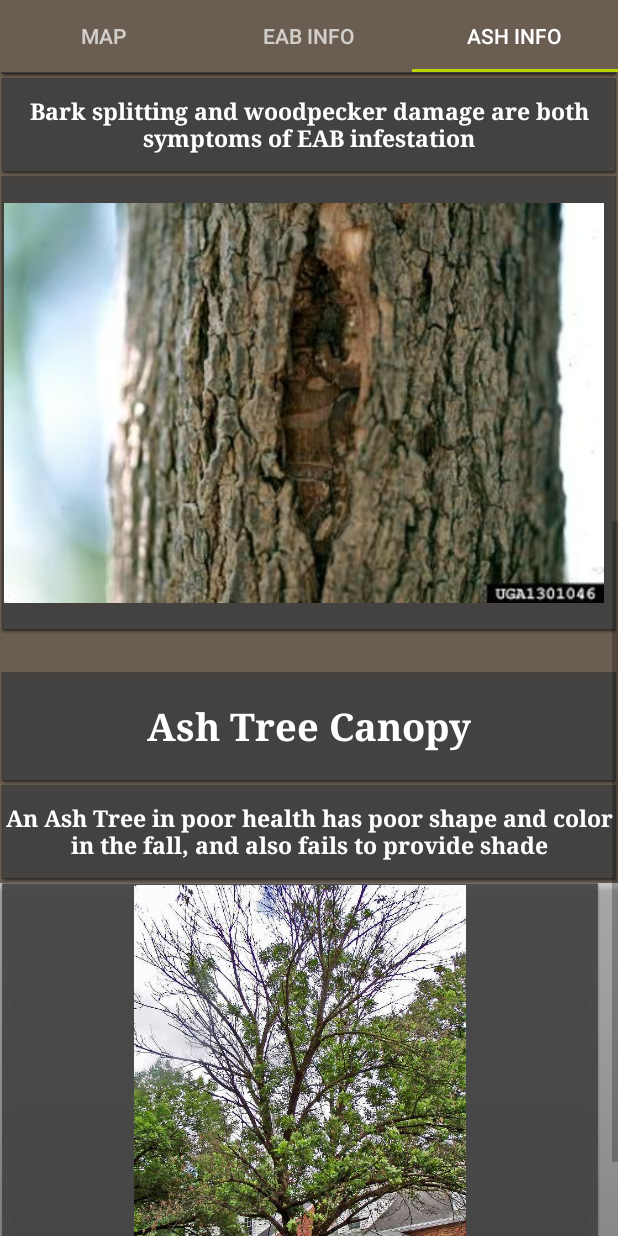
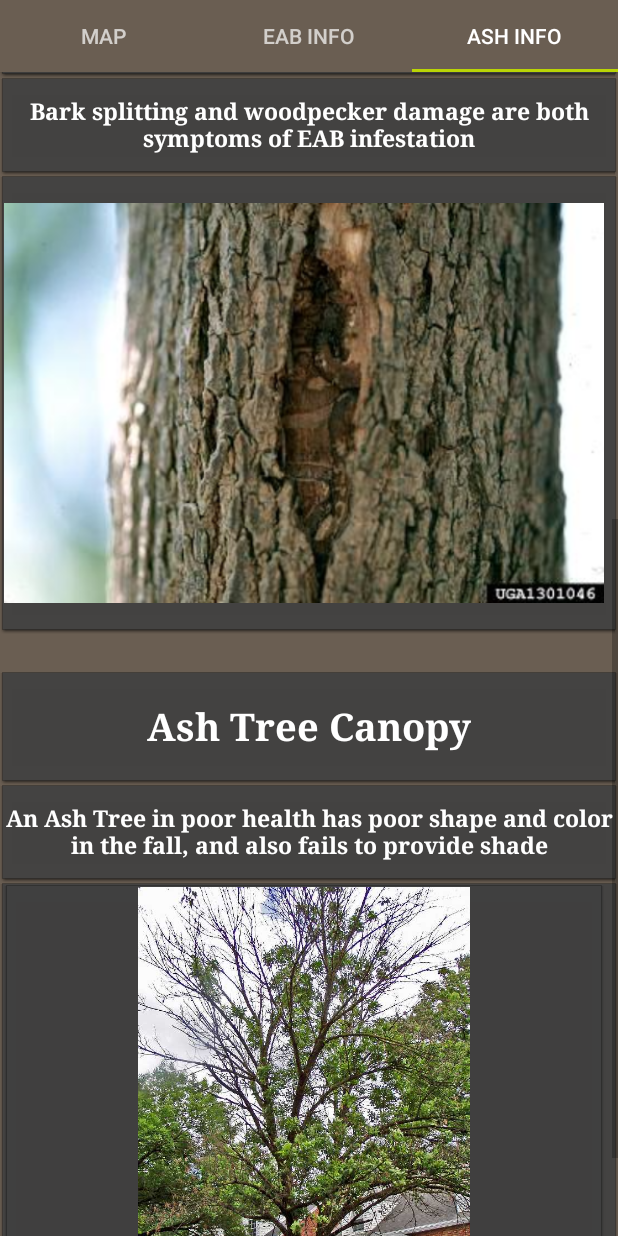
Before and after one commit to CalebM1987/EAB_Tracker_Android, an Android app: the screen it shows after launch (MainActivity), tab 3 chosen, scrolled down 542 dp, on a phone screen of 412 x 824 dp. Run offline under Robolectric (Android 15) with nearby library versions, the phone set to English and light mode, and no system bars; libraries missing offline, so code that uses them is left out: com.esri.android, com.esri.core; 19 statements that could not run were skipped.

Commit message:
Changed Background color for Ash Tree Canopy Second Photo

```diff
--- a/EABTracker/app/src/main/res/layout/fragment_ashinfo.xml
+++ b/EABTracker/app/src/main/res/layout/fragment_ashinfo.xml
@@ -184,7 +184,7 @@
             android:nestedScrollingEnabled="false"
             android:measureAllChildren="false"
             android:fillViewport="true"
-            android:background="@android:drawable/bottom_bar" >
+            android:background="@android:drawable/editbox_dropdown_dark_frame" >
 
             <LinearLayout
                 android:orientation="horizontal"
```
